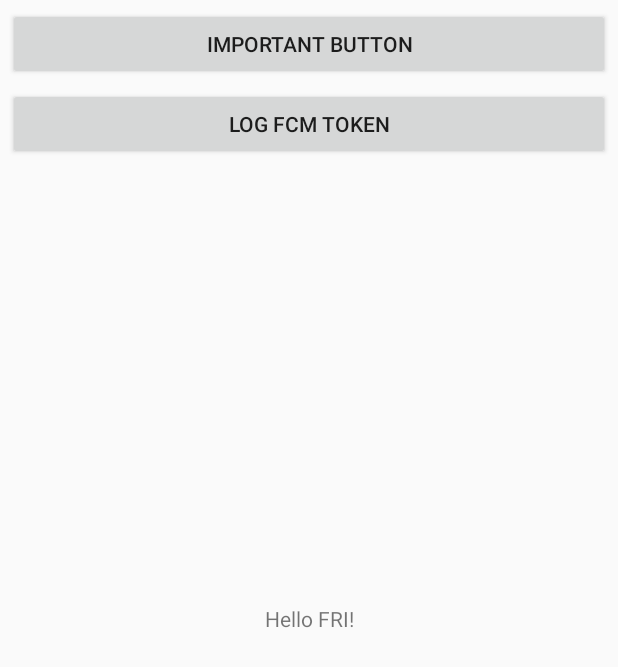
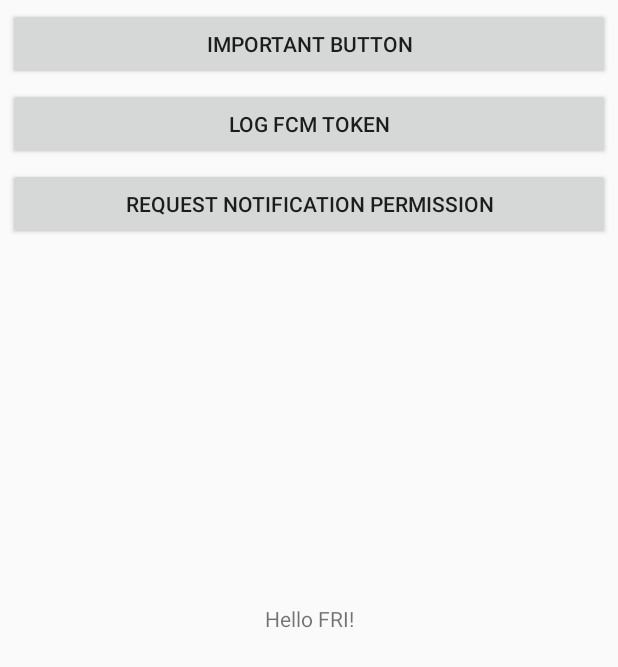
Before and after one commit to JohnnyV/fri-android-example, an Android app: the screen it shows after launch (MainActivity), on a phone screen of 412 x 824 dp. Shown: the top 667 px of the screen. Run offline under Robolectric (Android 15) with nearby library versions, the phone set to English and light mode, and no system bars.

Commit message:
Request notification permission on Android 13+

```diff
--- a/app/src/main/java/com/example/fri/MainActivity.kt
+++ b/app/src/main/java/com/example/fri/MainActivity.kt
@@ -1,14 +1,23 @@
 package com.example.fri
 
+import android.Manifest
+import android.content.pm.PackageManager
+import android.os.Build
 import android.os.Bundle
 import android.widget.Button
 import android.widget.Toast
+import androidx.activity.result.contract.ActivityResultContracts
+import androidx.core.content.ContextCompat
 import androidx.fragment.app.FragmentActivity
 import com.example.fri.fcm.MyFcmService
 import com.example.fri.lib.api.ImportantApi
 import java.util.*
 
 class MainActivity : FragmentActivity(R.layout.activity_main) {
+
+    private val requestPermissionLauncher = registerForActivityResult(ActivityResultContracts.RequestPermission()) { isGranted: Boolean ->
+        Toast.makeText(this, "Notification permission ${if (isGranted) "granted" else "denied"}", Toast.LENGTH_SHORT).show()
+    }
 
     override fun onCreate(savedInstanceState: Bundle?) {
         super.onCreate(savedInstanceState)
@@ -23,5 +32,19 @@ class MainActivity : FragmentActivity(R.layout.activity_main) {
         findViewById<Button>(R.id.btn_log_fcm_token).setOnClickListener {
             MyFcmService.logToken()
         }
+
+        findViewById<Button>(R.id.btn_request_permission).setOnClickListener {
+            requestNotificationPermission()
+        }
+    }
+
+    private fun requestNotificationPermission() {
+        // Since Android 13 (API level 33) notification permission is needed.
+        if (Build.VERSION.SDK_INT >= Build.VERSION_CODES.TIRAMISU &&
+            ContextCompat.checkSelfPermission(this, Manifest.permission.POST_NOTIFICATIONS) != PackageManager.PERMISSION_GRANTED) {
+            requestPermissionLauncher.launch(Manifest.permission.POST_NOTIFICATIONS)
+        } else {
+            Toast.makeText(this, "Notification permission already granted", Toast.LENGTH_SHORT).show()
+        }
     }
 }
--- a/app/src/main/res/layout/activity_main.xml
+++ b/app/src/main/res/layout/activity_main.xml
@@ -36,4 +36,14 @@
         app:layout_constraintRight_toRightOf="parent"
         app:layout_constraintTop_toBottomOf="@+id/btn_important" />
 
+    <Button
+        android:id="@+id/btn_request_permission"
+        android:layout_width="match_parent"
+        android:layout_height="wrap_content"
+        android:layout_margin="5dp"
+        android:text="@string/btn_request_permission"
+        app:layout_constraintLeft_toLeftOf="parent"
+        app:layout_constraintRight_toRightOf="parent"
+        app:layout_constraintTop_toBottomOf="@+id/btn_log_fcm_token" />
+
 </androidx.constraintlayout.widget.ConstraintLayout>
--- a/app/src/main/res/values/strings.xml
+++ b/app/src/main/res/values/strings.xml
@@ -5,6 +5,7 @@
 
     <string name="btn_important">Important Button</string>
     <string name="btn_log_fcm_token">Log FCM token</string>
+    <string name="btn_request_permission">Request Notification Permission</string>
 
     <!--
         This is the name that users will see when interacting with this channel.
```
